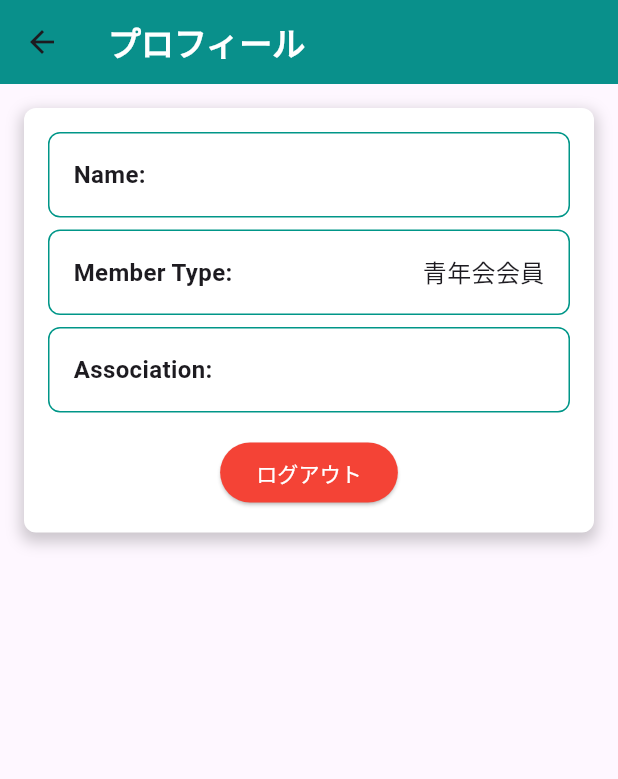
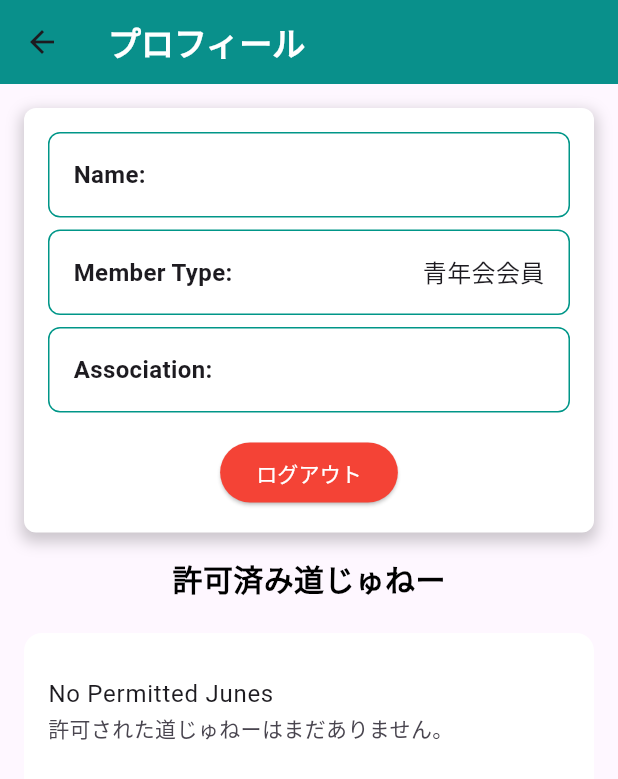
Before and after one commit to Mr-TKT/Ajari, a Flutter app: the ProfilePage screen opened by its route, on a phone screen of 412 x 824 dp. Shown: the top 779 px of the screen. Run offline on Flutter 3.47's test engine with Material 3 defaults, Android fonts, the phone set to English and light mode, and no system bars; our stand-ins replace cloud_firestore, firebase_auth, firebase_core, flutter_riverpod; accounts and stored records are empty.

Commit message:
ログイン後のデータ登録の改善、許可済み道じゅねーの表示

```diff
--- a/lib/Profile_Page.dart
+++ b/lib/Profile_Page.dart
@@ -1,6 +1,8 @@
+import 'package:flutter/cupertino.dart';
 import 'package:flutter/material.dart';
 import 'package:cloud_firestore/cloud_firestore.dart';
 import 'package:firebase_auth/firebase_auth.dart';
+import 'package:flutter/widgets.dart';
 
 class ProfilePage extends StatefulWidget {
   @override
@@ -10,12 +12,14 @@ class ProfilePage extends StatefulWidget {
 class _ProfilePageState extends State<ProfilePage> {
   late Future<DocumentSnapshot<Map<String, dynamic>>> _userFuture;
   late Future<List<String>> _youthGroups;
+  late Future<List<QueryDocumentSnapshot<Map<String, dynamic>>>> _permittedDataFuture;
 
   @override
   void initState() {
     super.initState();
     _userFuture = _fetchUserData();
     _youthGroups = _fetchYouthGroups();
+    _permittedDataFuture = _fetchPermittedData(); // 道じゅねーのデータを取得
   }
 
   Future<DocumentSnapshot<Map<String, dynamic>>> _fetchUserData() async {
@@ -30,6 +34,38 @@ class _ProfilePageState extends State<ProfilePage> {
   Future<List<String>> _fetchYouthGroups() async {
     final snapshot = await FirebaseFirestore.instance.collection('youthGroups').get();
     return snapshot.docs.map((doc) => doc.id).toList();
+  }
+
+  Future<List<QueryDocumentSnapshot<Map<String, dynamic>>>> _fetchPermittedData() async {
+    final user = FirebaseAuth.instance.currentUser;
+    if (user != null) {
+      final userData = await FirebaseFirestore.instance.collection('users').doc(user.uid).get();
+      final youthGroup = userData.data()?['youthGroup'];
+      if (youthGroup != null) {
+        final snapshot = await FirebaseFirestore.instance.collection('permitted')
+            .where('youthGroup', isEqualTo: youthGroup)
+            .get();
+        return snapshot.docs;
+      }
+    }
+    return [];
+  }
+
+  void _showImageDialog(String url) {
+    showDialog<void>(
+      context: context,
+      builder: (BuildContext context) {
+        return Dialog(
+          child: Container(
+            width: double.infinity,
+            height: double.infinity,
+            child: InteractiveViewer(
+              child: Image.network(url),
+            ),
+          ),
+        );
+      },
+    );
   }
 
   Future<void> _showEditDialog(String fieldName, String initialValue, List<String>? options, Function(String) onUpdate) async {
@@ -113,7 +149,10 @@ class _ProfilePageState extends State<ProfilePage> {
               child: Text('ログアウト'),
               onPressed: () async {
                 await FirebaseAuth.instance.signOut();
-                Navigator.of(context).pushReplacementNamed('/');
+                Navigator.of(context).pushNamedAndRemoveUntil(
+                  '/', // ログイン画面のルート名
+                  (route) => false, // すべての画面をポップする
+                );
               },
             ),
           ],
@@ -225,13 +264,87 @@ class _ProfilePageState extends State<ProfilePage> {
                         ],
                       ),
                     ),
+                    SizedBox(height: 16),
+                    Expanded(
+                      child: Column(
+                        children: [
+                          Text(
+                            "許可済み道じゅねー",
+                            style: TextStyle(
+                              fontWeight: FontWeight.bold,
+                              fontSize: 20,
+                              color: Colors.black,
+                            ),
+                          ),
+                          SizedBox(height: 14),
+                          Expanded(
+                            child: FutureBuilder<List<QueryDocumentSnapshot<Map<String, dynamic>>>>(
+                              future: _permittedDataFuture,
+                              builder: (context, permittedSnapshot) {
+                                if (permittedSnapshot.connectionState == ConnectionState.waiting) {
+                                  return Center(child: CircularProgressIndicator());
+                                }
+
+                                if (permittedSnapshot.hasError) {
+                                  return Center(child: Text('Error: ${permittedSnapshot.error}'));
+                                }
+
+                                if (permittedSnapshot.hasData && permittedSnapshot.data != null) {
+                                  final permittedDocs = permittedSnapshot.data!;
+                                  if (permittedDocs.isEmpty) {
+                                    return _buildNoPermittedCard();
+                                  }
+                                  return ListView(
+                                    children: permittedDocs.map((doc) {
+                                      final data = doc.data();
+                                      final date = data['date'] ?? 'N/A';
+                                      final startTime = data['startTime'] ?? 'N/A';
+                                      final endTime = data['endTime'] ?? 'N/A';
+                                      final imageUrl = data['url'] ?? ''; // 画像URLを取得
+
+                                      return Container(
+                                        color: Colors.white,
+                                        child: Card(
+                                          color: Colors.white,
+                                          margin: EdgeInsets.symmetric(vertical: 8.0),
+                                          child: ListTile(
+                                            contentPadding: EdgeInsets.all(16.0),
+                                            title: Text('Date: $date'),
+                                            subtitle: Text('Start Time: $startTime\nEnd Time: $endTime'),
+                                            onTap: () {
+                                              if (imageUrl.isNotEmpty) {
+                                                _showImageDialog(imageUrl); // 画像を表示
+                                              }
+                                            },
+                                          ),
+                                        ),
+                                      );
+                                    }).toList(),
+                                  );
+                                }
+
+                                return _buildNoPermittedCard();
+                              },
+                            ),
+                          ),
+                        ],
+                      ),
+                    ),
                   ],
                 ),
               ),
             );
           } else {
             WidgetsBinding.instance.addPostFrameCallback((_) {
-              Navigator.pushReplacementNamed(context, '/register');
+              Navigator.pushNamed(context, '/register').then((_) {
+                // ProfilePageに戻ったときにリフレッシュする
+                setState(() {
+                  // 必要なデータを再取得する処理など
+                  _userFuture = _fetchUserData();
+                  _youthGroups = _fetchYouthGroups();
+                  _permittedDataFuture = _fetchPermittedData(); // 道じゅねーのデータを取得
+                });
+              });
             });
             return Center(child: CircularProgressIndicator());
           }
@@ -271,4 +384,17 @@ class _ProfilePageState extends State<ProfilePage> {
       ),
     );
   }
+
+  Widget _buildNoPermittedCard() {
+    return Card(
+      color: Colors.white,
+      elevation: 0,
+      margin: EdgeInsets.symmetric(vertical: 8.0),
+      child: ListTile(
+        contentPadding: EdgeInsets.all(16.0),
+        title: Text('No Permitted Junes'),
+        subtitle: Text('許可された道じゅねーはまだありません。'),
+      ),
+    );
+  }
 }
--- a/pubspec.yaml
+++ b/pubspec.yaml
@@ -42,6 +42,7 @@ dependencies:
   flutter_riverpod: ^2.5.1
   intl: ^0.19.0
   flutter_datetime_picker: ^1.5.1
+  url_launcher: ^6.3.0
 
 dev_dependencies:
   flutter_test:
```
Also changed, not shown: lib/User_Registration.dart (+3 -6 lines), pubspec.lock, 6 other files.
